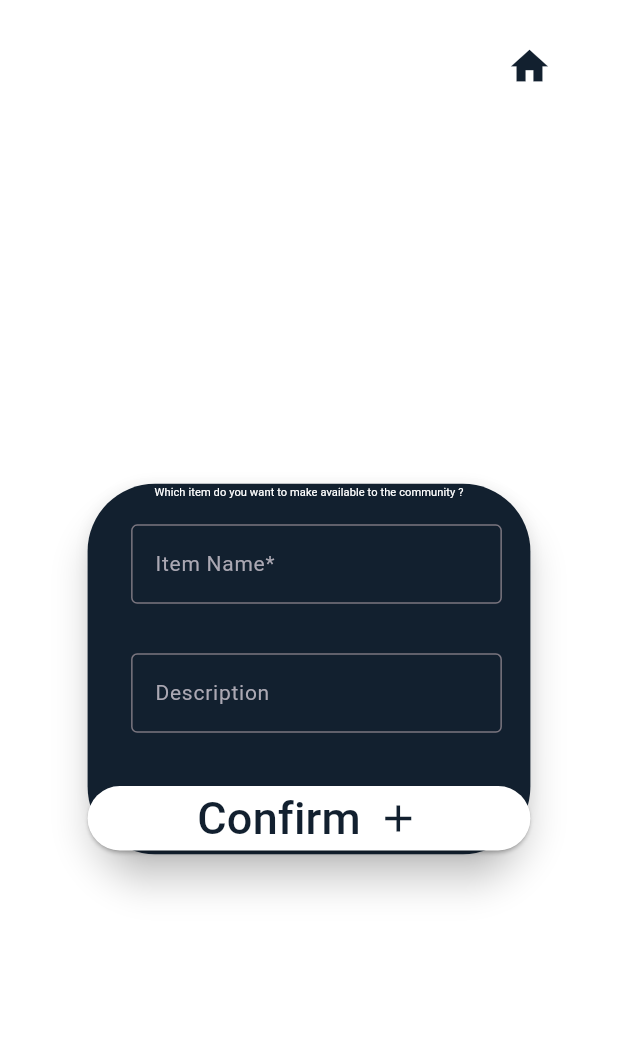
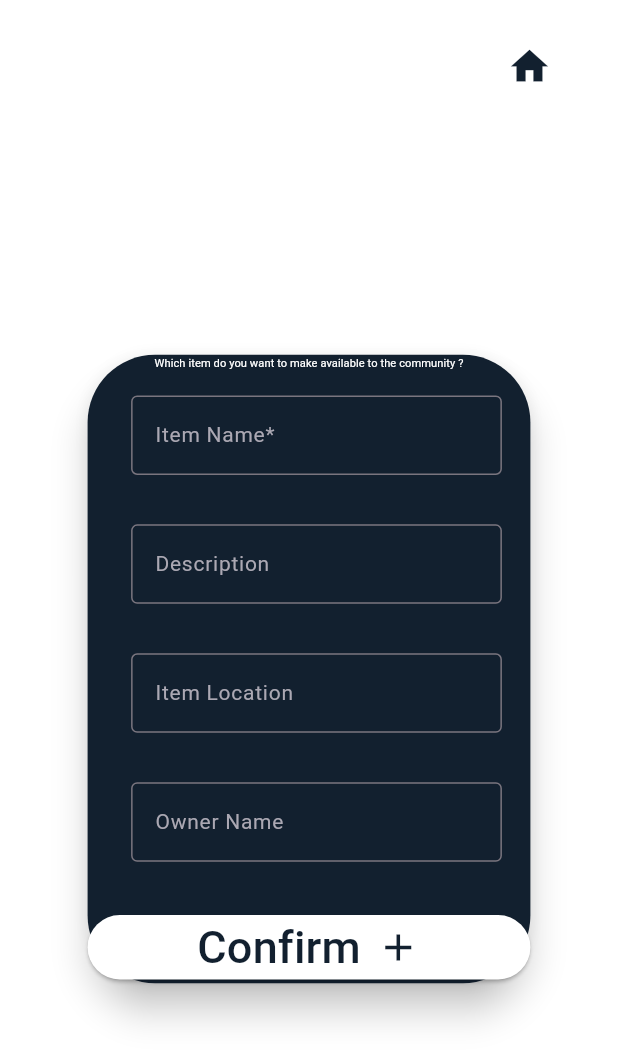
Before and after one commit to CrimsonDreamers/CSCI-S-71-Project---CommuShare, a Flutter app: the CreateItemView screen opened by its route, on a phone screen of 412 x 824 dp. Shown: the top 1062 px of the screen. Run offline on Flutter 3.47's test engine with Material 3 defaults, Android fonts, the light colour scheme and no system bars; our stand-ins replace cloud_firestore, firebase_core, fluttertoast, rflutter_alert; accounts and stored records are empty; Roboto replaces fonts that are missing (poppins).

Commit message:
Detail item info

```diff
--- a/commushare_front/lib/main.dart
+++ b/commushare_front/lib/main.dart
@@ -1,8 +1,10 @@
+import 'package:commushare_front/model/item.dart';
 import 'package:commushare_front/service/database.dart';
 import 'package:commushare_front/views/home.dart';
 import 'package:commushare_front/views/loaning_view.dart';
 import 'package:commushare_front/views/login.dart';
 import 'package:commushare_front/views/login_wrapper.dart';
+import 'package:commushare_front/views/view_item.dart';
 import 'package:flutter/material.dart';
 import 'package:firebase_core/firebase_core.dart';
 import 'firebase_options.dart';
@@ -100,6 +102,36 @@ class RouteGenerator {
               );
             });}
 
+      case '/view_item':
+        if(settings.arguments!=null) {
+          var argumentsList = settings.arguments as List;
+          return PageRouteBuilder(
+            pageBuilder: (context, animation, secondaryAnimation) =>
+                ViewItemView(item: argumentsList[0] as Item, databaseService: argumentsList[1] as DatabaseService),
+            transitionsBuilder:
+                (context, animation, secondaryAnimation, child) {
+              animation =
+                  CurvedAnimation(curve: Curves.ease, parent: animation);
+              return FadeTransition(
+                opacity: animation,
+                child: child,
+              );
+            });
+        } else {
+          return PageRouteBuilder(
+            pageBuilder: (context, animation, secondaryAnimation) => Home(
+                  databaseService: DatabaseService(),
+                ),
+            transitionsBuilder:
+                (context, animation, secondaryAnimation, child) {
+              animation =
+                  CurvedAnimation(curve: Curves.ease, parent: animation);
+              return FadeTransition(
+                opacity: animation,
+                child: child,
+              );
+            });
+        }
       default:
         return MaterialPageRoute(
           builder: (_) => Scaffold(
--- a/commushare_front/lib/model/item.dart
+++ b/commushare_front/lib/model/item.dart
@@ -25,7 +25,8 @@ class Item {
     return Item(
       name: json['name'],
       description: json['description'] ?? "",
-      owner: json['owner'] ?? "",
+      owner: json['owner'] ?? "Harvard University",
+      location: json['location'] ?? "Harvard Yard",
       image: json['image'] ?? "",
       category: json['category'] ?? "",
       id: json['id'],
@@ -37,6 +38,7 @@ class Item {
     'name': name,
     'description': description,
     'owner': owner,
+    'location': location,
     'image': image,
     'category': category,
     'id': id,
--- a/commushare_front/lib/views/item.dart
+++ b/commushare_front/lib/views/item.dart
@@ -35,11 +35,17 @@ class ItemWidgetState extends State<ItemWidget> {
 
   @override
   Widget build (BuildContext context) {
+    var shownDescription = "No description";
+    if (item.description != null && item.description != "") {
+      shownDescription = item.description ?? "";
+    }
     return Directionality(
       textDirection: TextDirection.ltr,
       child: SizedBox(
         width: MediaQuery.of(context).size.width * 0.8,
         height: 150,
+        child: GestureDetector(
+          onTap: () => Navigator.pushNamed(context, "/view_item", arguments: [item, databaseService]),
           child: Card(
             child: Column(
               children: [
@@ -47,11 +53,11 @@ class ItemWidgetState extends State<ItemWidget> {
                   item.name,
                   style: const TextStyle(fontSize: 30),
                 ),
-              const FittedBox(
+                FittedBox(
                     fit: BoxFit.scaleDown,
                     child: Text(
-                    "Desc",
-                    style: TextStyle(fontSize: 20),
+                      shownDescription,
+                      style: const TextStyle(fontSize: 15),
                     )),
                 Expanded(child: Container()),
                 SizedBox(
@@ -70,7 +76,7 @@ class ItemWidgetState extends State<ItemWidget> {
                             context: context,
 
                             title: "Let's grab it !",
-                          desc: "Go to Adams House, room 123 to get it",
+                            desc: "Go to ${item.location} to get it",
                             buttons: [
                               DialogButton(
                                   key: const Key("Alert_Button"),
@@ -111,7 +117,7 @@ class ItemWidgetState extends State<ItemWidget> {
                             context: context,
 
                             title: "Let's return it!",
-                          desc: "Go to Adams House, room 123 to return it",
+                            desc: "Go to ${item.location} to return it",
                             buttons: [
                               DialogButton(
                                   key: const Key("Alert_Button"),
@@ -145,6 +151,7 @@ class ItemWidgetState extends State<ItemWidget> {
               ],
             ),
           ),
+        ),
       )
     );
   }
--- a/commushare_front/lib/views/loaning_view.dart
+++ b/commushare_front/lib/views/loaning_view.dart
@@ -21,6 +21,8 @@ class CreateItemViewState extends State<CreateItemView> {
   CreateItemViewState();
   String name = "";
   String description = "";
+  String location = "";
+  String owner = "";
 
   @override
   void initState() {
@@ -155,6 +157,76 @@ class CreateItemViewState extends State<CreateItemView> {
                   height: MediaQuery.of(context).size.height * 0.04,
                   width: MediaQuery.of(context).size.width * 0.6,
                 ),
+                Container(
+                  margin: const EdgeInsets.only(
+                    left: 10,
+                  ),
+                  width: MediaQuery.of(context).size.width * 0.6,
+                  child: TextFormField(
+                    key: const Key("Item Location Text Field"),
+                    style: const TextStyle(
+                        fontFamily: "poppins",
+                        fontSize: 14,
+                        color: Colors.white),
+                    textAlign: TextAlign.start,
+                    onChanged: (value) {
+                      setState(() {
+                        location = value;
+                      });
+                    },
+                    decoration: const InputDecoration(
+                      hintText: 'Item Location',
+                      fillColor: Colors.white,
+                      focusColor: Colors.white,
+                      hoverColor: Colors.white,
+                      border: OutlineInputBorder(
+                          borderSide: BorderSide(color: Colors.white)),
+                      hintStyle: TextStyle(
+                          fontSize: 14,
+                          color: Color(0xFFABA8B3),
+                          fontFamily: 'poppins'),
+                    ),
+                  ),
+                ),
+                SizedBox(
+                  height: MediaQuery.of(context).size.height * 0.04,
+                  width: MediaQuery.of(context).size.width * 0.6,
+                ),
+                Container(
+                  margin: const EdgeInsets.only(
+                    left: 10,
+                  ),
+                  width: MediaQuery.of(context).size.width * 0.6,
+                  child: TextFormField(
+                    key: const Key("Owner Name Text Field"),
+                    style: const TextStyle(
+                        fontFamily: "poppins",
+                        fontSize: 14,
+                        color: Colors.white),
+                    textAlign: TextAlign.start,
+                    onChanged: (value) {
+                      setState(() {
+                        owner = value;
+                      });
+                    },
+                    decoration: const InputDecoration(
+                      hintText: 'Owner Name',
+                      fillColor: Colors.white,
+                      focusColor: Colors.white,
+                      hoverColor: Colors.white,
+                      border: OutlineInputBorder(
+                          borderSide: BorderSide(color: Colors.white)),
+                      hintStyle: TextStyle(
+                          fontSize: 14,
+                          color: Color(0xFFABA8B3),
+                          fontFamily: 'poppins'),
+                    ),
+                  ),
+                ),
+                SizedBox(
+                  height: MediaQuery.of(context).size.height * 0.04,
+                  width: MediaQuery.of(context).size.width * 0.6,
+                ),
                 ElevatedButton(
                     key: const Key("confirm_loan_Button"),
                     style: ButtonStyle(
@@ -162,10 +234,20 @@ class CreateItemViewState extends State<CreateItemView> {
                             ((states) => Colors.white))),
                     onPressed: () async {
                       if (name != "") {
+                        var ownerName = "Harvard University";
+                      if(owner!=""){
+                        ownerName = owner;
+                      }
+                      var locationName = "Harvard Yard";
+                      if(location!=""){
+                        locationName = location;
+                      }
                         await databaseService.addItem(Item(
                             id: const Uuid().v4(),
                             name: name,
-                            description: description));
+                            description: description,
+                            location: locationName,
+                            owner: ownerName));
                         Fluttertoast.showToast(
                             msg: "Item added successfully",
                             toastLength: Toast.LENGTH_SHORT,
```
Also changed, not shown: commushare_front/lib/views/view_item.dart (added, +250 -0 lines), 1 other file. Lines whose indentation alone changed are shown as unchanged.
